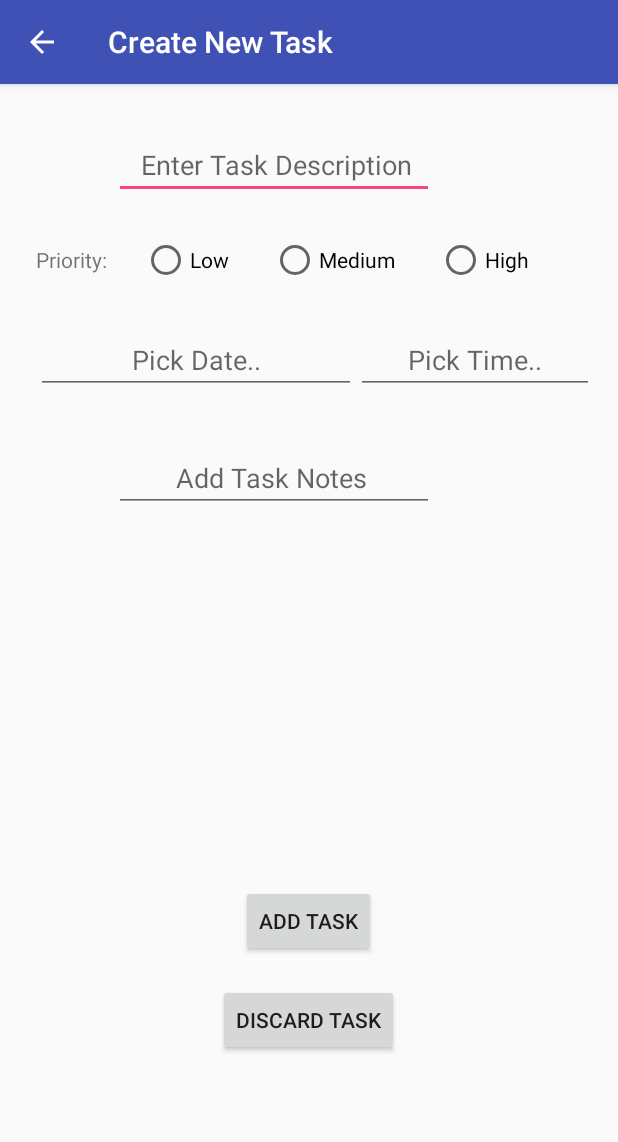
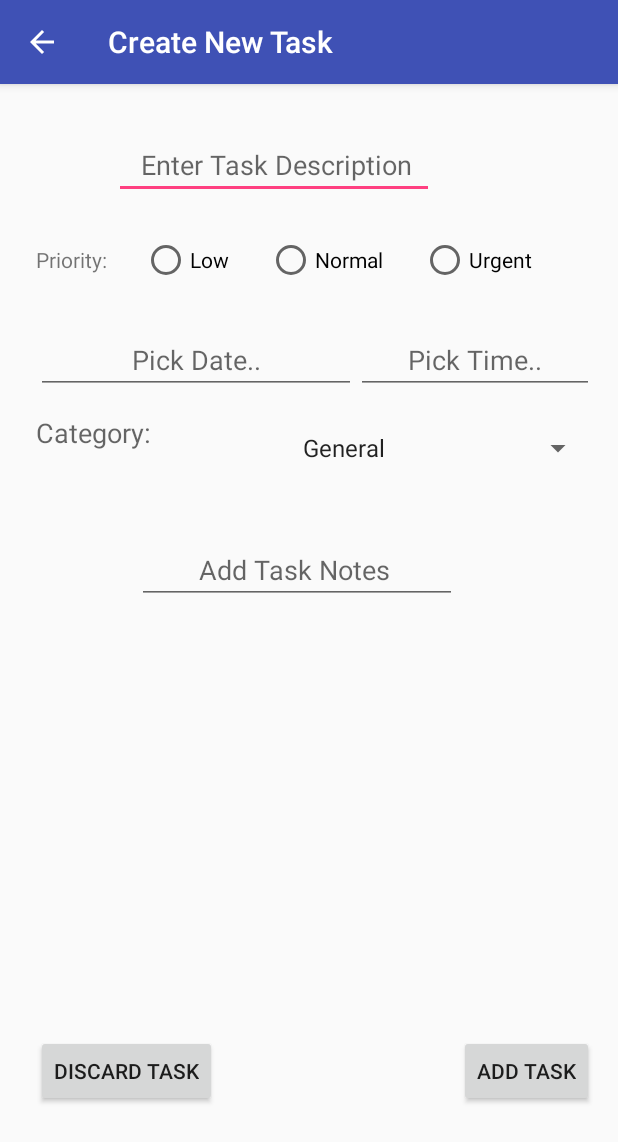
Before and after one commit to DFaiz/ToDoListEx2, an Android app: the ListNodeActivity screen opened directly, with no data from a screen before it, on a phone screen of 412 x 824 dp. Shown: the top 1142 px of the screen. Run offline under Robolectric (Android 15) with nearby library versions, the phone set to English and light mode, and no system bars.

Commit message:
Added Category and Status classes
Added Category and Status classes

```diff
--- a/app/src/main/res/layout/content_list_node.xml
+++ b/app/src/main/res/layout/content_list_node.xml
@@ -71,14 +71,14 @@
                 android:layout_width="wrap_content"
                 android:layout_height="wrap_content"
                 android:layout_weight="1"
-                android:text="@string/priority_med"
+                android:text="Normal"
                 android:onClick="onRadioButtonClicked"/>
             <RadioButton
                 android:id="@+id/highRBtn"
                 android:layout_width="wrap_content"
                 android:layout_height="wrap_content"
                 android:layout_weight="1"
-                android:text="@string/priority_high"
+                android:text="Urgent"
                 android:layout_marginRight="5dp"
                 android:onClick="onRadioButtonClicked"/>
         </RadioGroup>
@@ -126,6 +126,41 @@
     <LinearLayout
         android:layout_width="match_parent"
         android:layout_height="wrap_content"
+        android:layout_marginTop="195dp"
+        android:id="@+id/linearLayout7">
+
+        <TextView
+            android:layout_width="wrap_content"
+            android:layout_height="match_parent"
+            android:gravity="center_vertical"
+            android:paddingLeft="8dp"
+            android:paddingRight="8dp"
+            android:text="Category:"
+            android:textAppearance="?android:attr/textAppearanceMedium" />
+
+        <Spinner android:layout_width="fill_parent"
+            android:layout_height="wrap_content"
+            android:entries="@array/category_array"
+            android:layout_marginTop="18dp"
+            android:id="@+id/categorySpinner"
+            android:textAlignment="center"/>
+    </LinearLayout>
+
+    <EditText
+        android:layout_width="wrap_content"
+        android:layout_height="wrap_content"
+        android:inputType="textMultiLine"
+        android:ems="10"
+        android:id="@+id/newTaskNotes"
+        android:hint="        Add Task Notes"
+        android:maxLines="10"
+        android:layout_marginLeft="75dp"
+        android:layout_marginTop="90dp"
+        android:layout_alignTop="@+id/linearLayout7" />
+
+    <LinearLayout
+        android:layout_width="match_parent"
+        android:layout_height="wrap_content"
         android:layout_marginTop="200dp"
         android:layout_marginLeft="60dp"
         android:orientation="vertical"
@@ -137,10 +172,11 @@
         android:layout_height="wrap_content"
         android:text="Add Task"
         android:id="@+id/addTaskbtn"
-        android:layout_marginBottom="170dp"
+        android:layout_marginBottom="70dp"
         android:onClick="addTaskBtn"
         android:layout_alignParentBottom="true"
-        android:layout_centerHorizontal="true" />
+        android:layout_alignRight="@+id/linearLayout5"
+        android:layout_alignEnd="@+id/linearLayout5" />
 
     <Button
         android:layout_width="wrap_content"
@@ -148,21 +184,9 @@
         android:text="Discard Task"
         android:id="@+id/discTaskbtn"
         android:onClick="discardBtnClick"
+        android:layout_marginBottom="70dp"
         android:layout_alignTop="@+id/addTaskbtn"
-        android:layout_centerHorizontal="true"
-        android:layout_marginTop="66dp" />
-
-    <EditText
-        android:layout_width="wrap_content"
-        android:layout_height="wrap_content"
-        android:inputType="textMultiLine"
-        android:ems="10"
-        android:id="@+id/newTaskNotes"
-        android:hint="        Add Task Notes"
-        android:maxLines="10"
-        android:layout_alignTop="@+id/linearLayout5"
-        android:layout_alignLeft="@+id/linearLayout5"
-        android:layout_alignStart="@+id/linearLayout5"
-        android:layout_marginTop="24dp" />
+        android:layout_alignLeft="@+id/linearLayout6"
+        android:layout_alignStart="@+id/linearLayout6" />
 
 </RelativeLayout>
--- a/app/src/main/res/values/styles.xml
+++ b/app/src/main/res/values/styles.xml
@@ -14,4 +14,12 @@
     <style name="AppTheme.AppBarOverlay" parent="ThemeOverlay.AppCompat.Dark.ActionBar" />
     <style name="AppTheme.PopupOverlay" parent="ThemeOverlay.AppCompat.Light" />
 
+    <string-array name="category_array" translatable="false">
+        <item>General</item>
+        <item>Cleaning</item>
+        <item>Electricity</item>
+        <item>Computers</item>
+        <item>Other</item>
+    </string-array>
+
 </resources>
```
Also changed, not shown: app/src/main/java/il/ac/shenkar/david/todolistex2/Category.java (added, +8 -0 lines), app/src/main/java/il/ac/shenkar/david/todolistex2/CustomOnItemSelectedListener.java (added, +23 -0 lines), app/src/main/java/il/ac/shenkar/david/todolistex2/ListNodeActivity.java (+36 -4 lines), app/src/main/java/il/ac/shenkar/david/todolistex2/Priority.java (added, +8 -0 lines), app/src/main/java/il/ac/shenkar/david/todolistex2/Task.java (+23 -9 lines), app/src/main/java/il/ac/shenkar/david/todolistex2/Task_Status.java (added, +9 -0 lines), app/src/main/res/layout/humburger.xml (added, +78 -0 lines).
